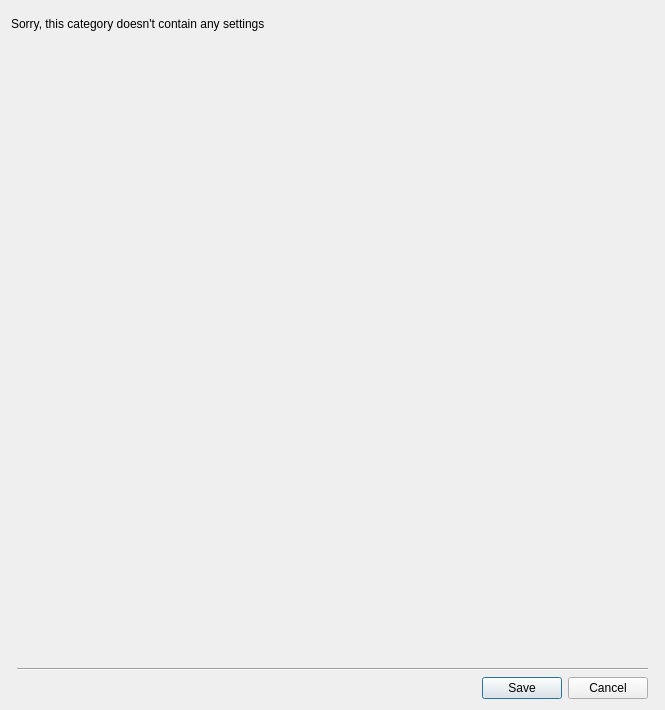
Above: src/corelayers/xsettingsdialog/xsettingsdialog.ui from euroelessar/qutim before the change. Below: the same form after it.
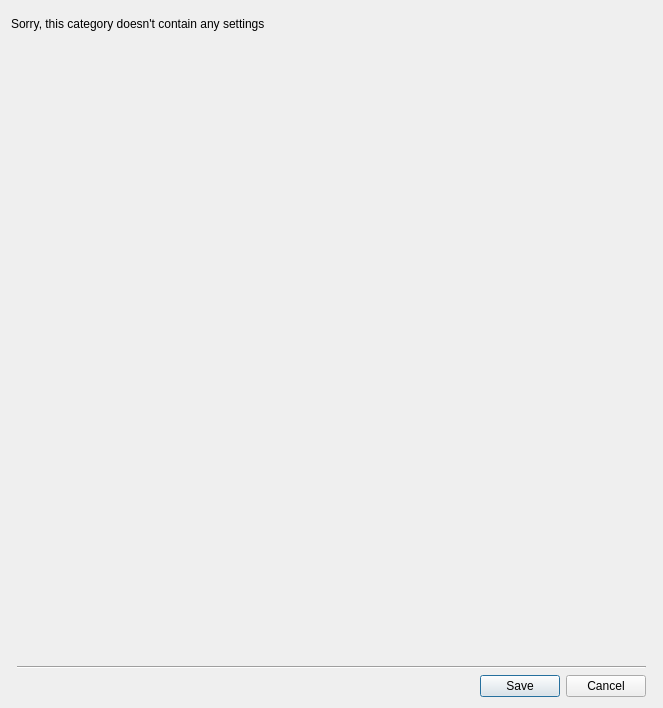
That is the form after the change. Custom widgets are drawn as their Qt base class.

Patch:
```diff
--- a/src/corelayers/xsettingsdialog/xsettingsdialog.ui
+++ b/src/corelayers/xsettingsdialog/xsettingsdialog.ui
@@ -6,8 +6,8 @@
    <rect>
     <x>0</x>
     <y>0</y>
-    <width>665</width>
-    <height>710</height>
+    <width>663</width>
+    <height>708</height>
    </rect>
   </property>
   <property name="windowTitle">
```
